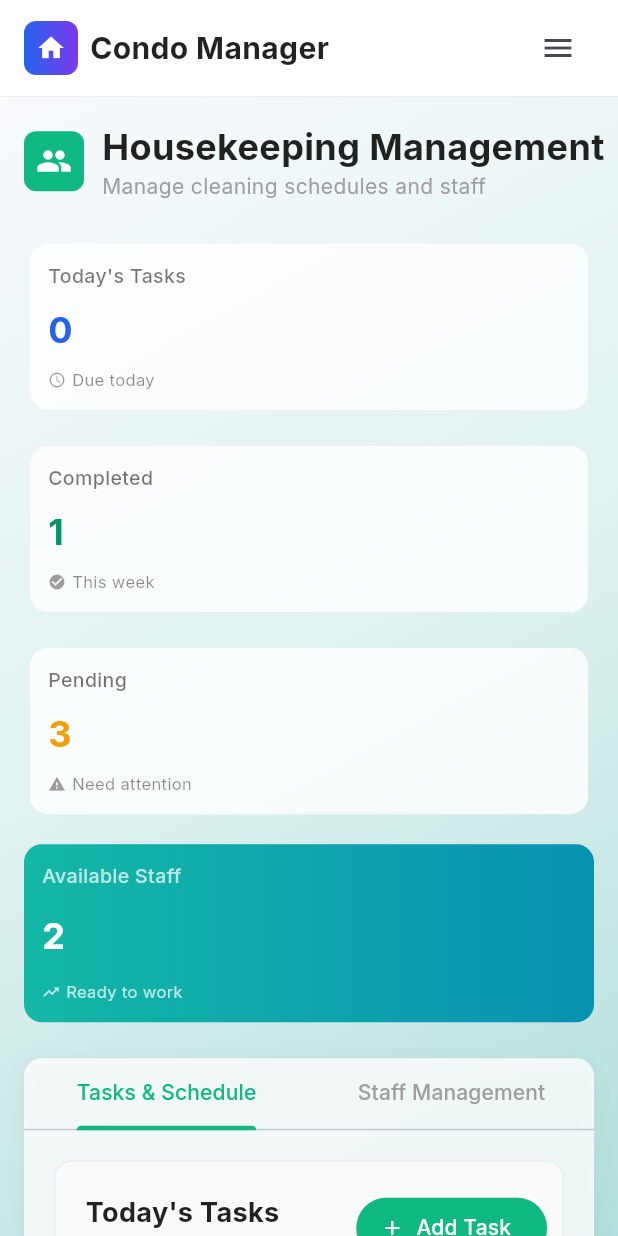
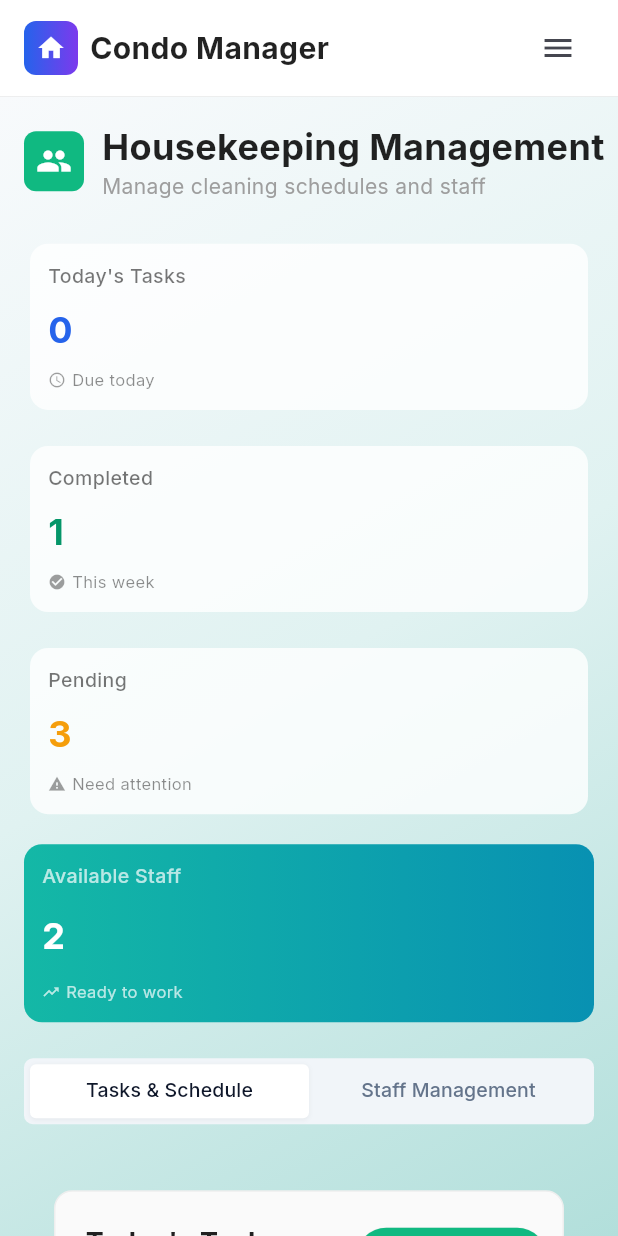
Before and after one commit to delgadjp/Raven-Nest, a Flutter app: the HousekeepingScreen screen opened by its route, on a phone screen of 412 x 824 dp. Run offline on Flutter 3.47's test engine with Material 3 defaults, Android fonts, the phone set to English and light mode, and no system bars; our stand-ins replace fl_chart, go_router, google_fonts.

Commit message:
Refactor HousekeepingScreen: Remove TabController, implement DefaultTabController for improved tab management and layout consistency

```diff
--- a/lib/screens/housekeeping_screen.dart
+++ b/lib/screens/housekeeping_screen.dart
@@ -10,9 +10,7 @@ class HousekeepingScreen extends StatefulWidget {
   State<HousekeepingScreen> createState() => _HousekeepingScreenState();
 }
 
-class _HousekeepingScreenState extends State<HousekeepingScreen> with SingleTickerProviderStateMixin {
-  late TabController _tabController;
-
+class _HousekeepingScreenState extends State<HousekeepingScreen> {
   final List<Map<String, dynamic>> tasks = [
     {
       'id': 1,
@@ -95,18 +93,6 @@ class _HousekeepingScreenState extends State<HousekeepingScreen> with SingleTick
       'status': 'available'
     }
   ];
-
-  @override
-  void initState() {
-    super.initState();
-    _tabController = TabController(length: 2, vsync: this);
-  }
-
-  @override
-  void dispose() {
-    _tabController.dispose();
-    super.dispose();
-  }
 
   Color getStatusColor(String status) {
     switch (status) {
@@ -214,6 +200,8 @@ class _HousekeepingScreenState extends State<HousekeepingScreen> with SingleTick
                   ],
                 ),
               ),
+              child: DefaultTabController(
+                length: 2,
                 child: SingleChildScrollView(
                   padding: const EdgeInsets.all(16),
                   child: Column(
@@ -314,49 +302,79 @@ class _HousekeepingScreenState extends State<HousekeepingScreen> with SingleTick
 
                     const SizedBox(height: 24),
 
-                    // Tab Bar
+                    // Tabs
                     Container(
+                      margin: const EdgeInsets.only(bottom: 24),
+                      height: 44,
+                      width: double.infinity,
+                      padding: const EdgeInsets.all(4),
                       decoration: BoxDecoration(
-                        color: Colors.white.withValues(alpha: 0.8),
-                        borderRadius: BorderRadius.circular(12),
+                        color: const Color(0xFFF1F5F9),
+                        borderRadius: BorderRadius.circular(6),
+                      ),
+                      child: TabBar(
+                        isScrollable: false,
+                        dividerColor: Colors.transparent,
+                        labelColor: const Color(0xFF0F172A),
+                        unselectedLabelColor: const Color(0xFF64748B),
+                        labelStyle: const TextStyle(
+                          fontWeight: FontWeight.w500,
+                          fontSize: 14,
+                        ),
+                        unselectedLabelStyle: const TextStyle(
+                          fontWeight: FontWeight.w500,
+                          fontSize: 14,
+                        ),
+                        indicator: BoxDecoration(
+                          color: Colors.white,
+                          borderRadius: BorderRadius.circular(4),
                           boxShadow: [
                             BoxShadow(
-                            color: Colors.black.withValues(alpha: 0.05),
-                            blurRadius: 10,
-                            offset: const Offset(0, 2),
+                              color: Colors.black.withOpacity(0.05),
+                              blurRadius: 2,
+                              offset: const Offset(0, 1),
                             ),
                           ],
                         ),
-                      child: Column(
-                        children: [
-                          TabBar(
-                            controller: _tabController,
+                        indicatorSize: TabBarIndicatorSize.tab,
+                        indicatorPadding: EdgeInsets.zero,
+                        labelPadding: const EdgeInsets.symmetric(horizontal: 8),
                         tabs: const [
-                              Tab(text: 'Tasks & Schedule'),
-                              Tab(text: 'Staff Management'),
-                            ],
-                            labelColor: AppColors.primaryGreen,
-                            unselectedLabelColor: Colors.grey,
-                            indicatorColor: AppColors.primaryGreen,
+                          Tab(
+                            child: Text(
+                              'Tasks & Schedule',
+                              style: TextStyle(fontSize: 13),
+                              textAlign: TextAlign.center,
                             ),
-                          SizedBox(
-                            height: 600,
-                            child: TabBarView(
-                              controller: _tabController,
-                              children: [
-                                _buildTasksTab(),
-                                _buildStaffTab(),
-                              ],
+                          ),
+                          Tab(
+                            child: Text(
+                              'Staff Management',
+                              style: TextStyle(fontSize: 13),
+                              textAlign: TextAlign.center,
                             ),
                           ),
                         ],
                       ),
                     ),
+                      _tabContent(),
                     ],
                   ),
                 ),
               ),
             ),
+          ),
+        ],
+      ),
+    );
+  }  Widget _tabContent() {
+    return SizedBox(
+      height: 1200, // Enough height to render content within SingleChildScrollView
+      child: TabBarView(
+        physics: const NeverScrollableScrollPhysics(), // Prevent horizontal scrolling
+        children: [
+          _buildTasksTab(),
+          _buildStaffTab(),
         ],
       ),
     );
```
Lines whose indentation alone changed are shown as unchanged.
